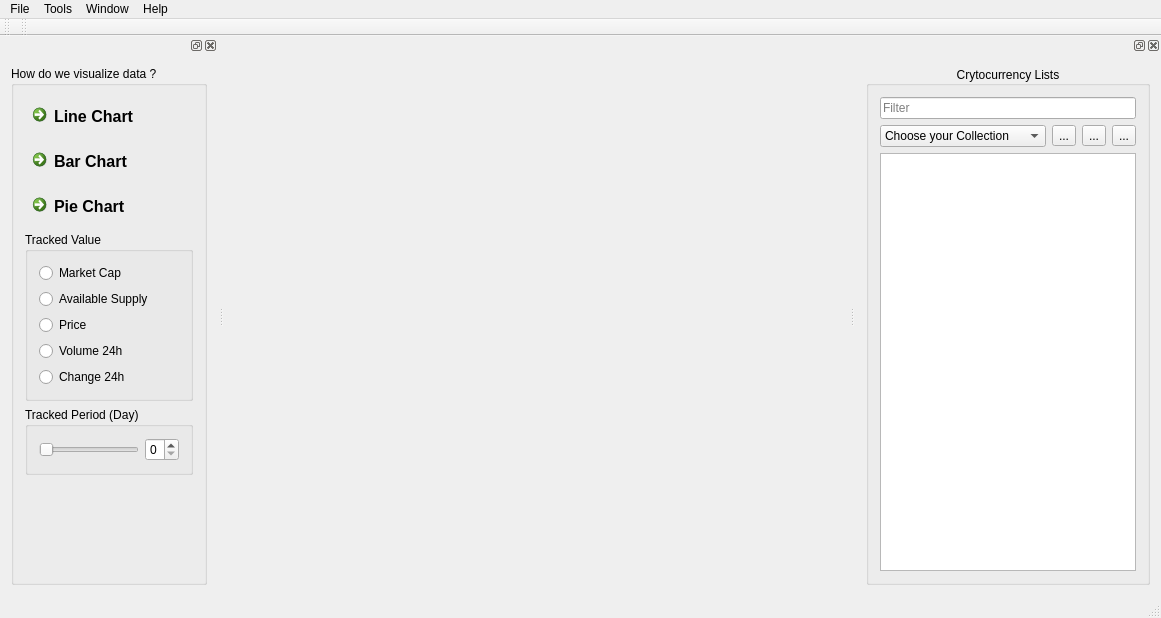
Above: mainwindow.ui from qtuancr261/CryptocurrencyVisualization before the change. Below: the same form after it.
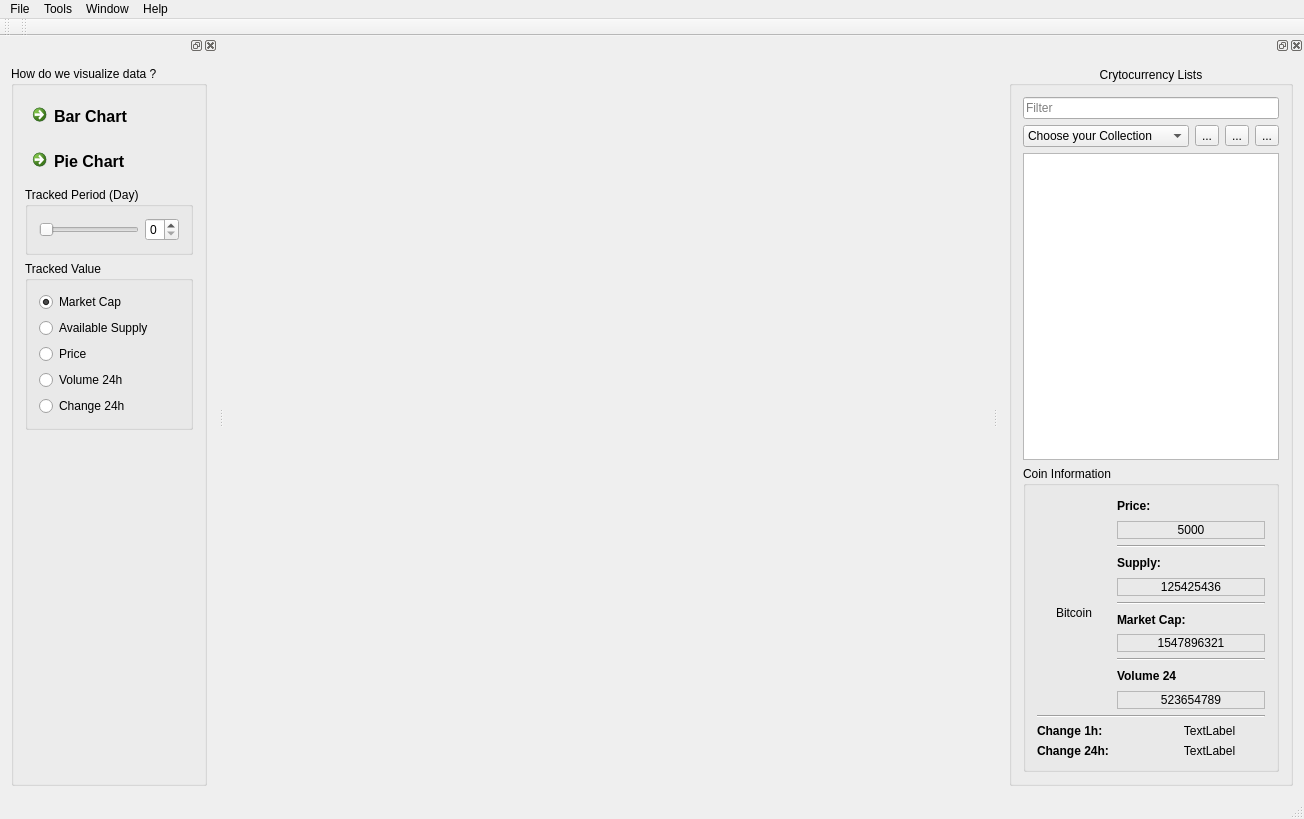
That is the form after the change. Icons and pictures are not drawn.

Commit message: Update GUI - Add GroupBox for showing current selected tracked coin information

What changed in the file:
```diff
--- a/mainwindow.ui
+++ b/mainwindow.ui
@@ -6,21 +6,24 @@
    <rect>
     <x>0</x>
     <y>0</y>
-    <width>1161</width>
-    <height>618</height>
+    <width>1304</width>
+    <height>819</height>
    </rect>
   </property>
   <property name="windowTitle">
    <string>MainWindow</string>
   </property>
+  <property name="documentMode">
+   <bool>false</bool>
+  </property>
   <widget class="QWidget" name="centralWidget"/>
   <widget class="QMenuBar" name="menuBar">
    <property name="geometry">
     <rect>
      <x>0</x>
      <y>0</y>
-     <width>1161</width>
-     <height>23</height>
+     <width>1304</width>
+     <height>27</height>
     </rect>
    </property>
    <widget class="QMenu" name="menuFile">
@@ -73,24 +76,6 @@
         <string>How do we visualize data ?</string>
        </property>
        <layout class="QVBoxLayout" name="verticalLayout_5">
-        <item>
-         <widget class="QCommandLinkButton" name="buttonShowLineChart">
-          <property name="font">
-           <font>
-            <pointsize>12</pointsize>
-           </font>
-          </property>
-          <property name="text">
-           <string>Line Chart</string>
-          </property>
-          <property name="checkable">
-           <bool>true</bool>
-          </property>
-          <property name="autoExclusive">
-           <bool>true</bool>
-          </property>
-         </widget>
-        </item>
         <item>
          <widget class="QCommandLinkButton" name="buttonShowBarChart">
           <property name="font">
@@ -127,6 +112,32 @@
           </property>
          </widget>
         </item>
+        <item>
+         <widget class="QGroupBox" name="groupBox_2">
+          <property name="title">
+           <string>Tracked Period (Day)</string>
+          </property>
+          <layout class="QHBoxLayout" name="horizontalLayout_2">
+           <item>
+            <widget class="QSlider" name="sliderPeriod">
+             <property name="maximum">
+              <number>7</number>
+             </property>
+             <property name="orientation">
+              <enum>Qt::Horizontal</enum>
+             </property>
+            </widget>
+           </item>
+           <item>
+            <widget class="QSpinBox" name="spinBoxPeriod">
+             <property name="maximum">
+              <number>7</number>
+             </property>
+            </widget>
+           </item>
+          </layout>
+         </widget>
+        </item>
         <item>
          <widget class="QGroupBox" name="groupBoxTrackedValue">
           <property name="title">
@@ -138,6 +149,9 @@
              <property name="text">
               <string>Market Cap</string>
              </property>
+             <property name="checked">
+              <bool>true</bool>
+             </property>
             </widget>
            </item>
            <item>
@@ -171,32 +185,6 @@
           </layout>
          </widget>
         </item>
-        <item>
-         <widget class="QGroupBox" name="groupBox_2">
-          <property name="title">
-           <string>Tracked Period (Day)</string>
-          </property>
-          <layout class="QHBoxLayout" name="horizontalLayout_2">
-           <item>
-            <widget class="QSlider" name="sliderPeriod">
-             <property name="maximum">
-              <number>7</number>
-             </property>
-             <property name="orientation">
-              <enum>Qt::Horizontal</enum>
-             </property>
-            </widget>
-           </item>
-           <item>
-            <widget class="QSpinBox" name="spinBoxPeriod">
-             <property name="maximum">
-              <number>7</number>
-             </property>
-            </widget>
-           </item>
-          </layout>
-         </widget>
-        </item>
         <item>
          <spacer name="verticalSpacer">
           <property name="orientation">
@@ -233,7 +221,7 @@
        <property name="flat">
         <bool>false</bool>
        </property>
-       <layout class="QVBoxLayout" name="verticalLayout_3">
+       <layout class="QVBoxLayout" name="verticalLayout_8">
         <item>
          <widget class="QLineEdit" name="lineEditFilter">
           <property name="placeholderText">
@@ -329,6 +317,289 @@
         <item>
          <widget class="QListWidget" name="listWidgetTrackedCoins"/>
         </item>
+        <item>
+         <widget class="QGroupBox" name="groupBox">
+          <property name="title">
+           <string>Coin Information</string>
+          </property>
+          <layout class="QVBoxLayout" name="verticalLayout_7">
+           <item>
+            <layout class="QHBoxLayout" name="horizontalLayout_3" stretch="1,2">
+             <item>
+              <layout class="QVBoxLayout" name="verticalLayout_3">
+               <item>
+                <spacer name="verticalSpacer_2">
+                 <property name="orientation">
+                  <enum>Qt::Vertical</enum>
+                 </property>
+                 <property name="sizeHint" stdset="0">
+                  <size>
+                   <width>20</width>
+                   <height>40</height>
+                  </size>
+                 </property>
+                </spacer>
+               </item>
+               <item>
+                <widget class="QLabel" name="labelCoinIcon">
+                 <property name="baseSize">
+                  <size>
+                   <width>128</width>
+                   <height>128</height>
+                  </size>
+                 </property>
+                 <property name="text">
+                  <string/>
+                 </property>
+                 <property name="pixmap">
+                  <pixmap resource="qresource.qrc">:/ico/coin_128.png</pixmap>
+                 </property>
+                </widget>
+               </item>
+               <item>
+                <widget class="QLabel" name="labelCoinName">
+                 <property name="text">
+                  <string>Bitcoin</string>
+                 </property>
+                 <property name="alignment">
+                  <set>Qt::AlignCenter</set>
+                 </property>
+                </widget>
+               </item>
+               <item>
+                <spacer name="verticalSpacer_3">
+                 <property name="orientation">
+                  <enum>Qt::Vertical</enum>
+                 </property>
+                 <property name="sizeHint" stdset="0">
+                  <size>
+                   <width>20</width>
+                   <height>18</height>
+                  </size>
+                 </property>
+                </spacer>
+               </item>
+              </layout>
+             </item>
+             <item>
+              <layout class="QVBoxLayout" name="verticalLayout_6">
+               <item>
+                <widget class="QLabel" name="label_2">
+                 <property name="font">
+                  <font>
+                   <weight>75</weight>
+                   <bold>true</bold>
+                  </font>
+                 </property>
+                 <property name="text">
+                  <string>Price: </string>
+                 </property>
+                 <property name="alignment">
+                  <set>Qt::AlignLeading|Qt::AlignLeft|Qt::AlignVCenter</set>
+                 </property>
+                </widget>
+               </item>
+               <item>
+                <widget class="QLabel" name="labelCoinPrice">
+                 <property name="frameShape">
+                  <enum>QFrame::StyledPanel</enum>
+                 </property>
+                 <property name="text">
+                  <string>5000</string>
+                 </property>
+                 <property name="alignment">
+                  <set>Qt::AlignCenter</set>
+                 </property>
+                </widget>
+               </item>
+               <item>
+                <widget class="Line" name="line">
+                 <property name="orientation">
+                  <enum>Qt::Horizontal</enum>
+                 </property>
+                </widget>
+               </item>
+               <item>
+                <widget class="QLabel" name="label_3">
+                 <property name="font">
+                  <font>
+                   <weight>75</weight>
+                   <bold>true</bold>
+                  </font>
+                 </property>
+                 <property name="text">
+                  <string>Supply: </string>
+                 </property>
+                 <property name="alignment">
+                  <set>Qt::AlignLeading|Qt::AlignLeft|Qt::AlignVCenter</set>
+                 </property>
+                </widget>
+               </item>
+               <item>
+                <widget class="QLabel" name="labelCoinAvailableSupplu">
+                 <property name="frameShape">
+                  <enum>QFrame::StyledPanel</enum>
+                 </property>
+                 <property name="text">
+                  <string>125425436</string>
+                 </property>
+                 <property name="alignment">
+                  <set>Qt::AlignCenter</set>
+                 </property>
+                </widget>
+               </item>
+               <item>
+                <widget class="Line" name="line_2">
+                 <property name="orientation">
+                  <enum>Qt::Horizontal</enum>
+                 </property>
+                </widget>
+               </item>
+               <item>
+                <widget class="QLabel" name="label_4">
+                 <property name="font">
+                  <font>
+                   <weight>75</weight>
+                   <bold>true</bold>
+                  </font>
+                 </property>
+                 <property name="text">
+                  <string>Market Cap:</string>
+                 </property>
+                 <property name="alignment">
+                  <set>Qt::AlignLeading|Qt::AlignLeft|Qt::AlignVCenter</set>
+                 </property>
+                </widget>
+               </item>
+               <item>
+                <widget class="QLabel" name="labelCoinMarketCap">
+                 <property name="frameShape">
+                  <enum>QFrame::StyledPanel</enum>
+                 </property>
+                 <property name="text">
+                  <string>1547896321</string>
+                 </property>
+                 <property name="alignment">
+                  <set>Qt::AlignCenter</set>
+                 </property>
+                </widget>
+               </item>
+               <item>
+                <widget class="Line" name="line_3">
+                 <property name="orientation">
+                  <enum>Qt::Horizontal</enum>
+                 </property>
+                </widget>
+               </item>
+               <item>
+                <widget class="QLabel" name="label_8">
+                 <property name="font">
+                  <font>
+                   <weight>75</weight>
+                   <bold>true</bold>
+                  </font>
+                 </property>
+                 <property name="text">
+                  <string>Volume 24</string>
+                 </property>
+                 <property name="alignment">
+                  <set>Qt::AlignLeading|Qt::AlignLeft|Qt::AlignVCenter</set>
+                 </property>
+                </widget>
+               </item>
+               <item>
+                <widget class="QLabel" name="labelCoinVolume24h">
+                 <property name="frameShape">
+                  <enum>QFrame::StyledPanel</enum>
+                 </property>
+                 <property name="text">
+                  <string>523654789</string>
+                 </property>
+                 <property name="alignment">
+                  <set>Qt::AlignCenter</set>
+                 </property>
+                </widget>
+               </item>
+              </layout>
+             </item>
+            </layout>
+           </item>
+           <item>
+            <widget class="Line" name="line_4">
+             <property name="orientation">
+              <enum>Qt::Horizontal</enum>
+             </property>
+            </widget>
+           </item>
+           <item>
+            <layout class="QGridLayout" name="gridLayout">
+             <item row="0" column="0">
+              <widget class="QLabel" name="label_10">
+               <property name="font">
+                <font>
+                 <weight>75</weight>
+                 <bold>true</bold>
+                 <strikeout>false</strikeout>
+                </font>
+               </property>
+               <property name="frameShape">
+                <enum>QFrame::NoFrame</enum>
+               </property>
+               <property name="frameShadow">
+                <enum>QFrame::Plain</enum>
+               </property>
+               <property name="text">
+                <string>Change 1h:</string>
+               </property>
+               <property name="wordWrap">
+                <bool>false</bool>
+               </property>
+              </widget>
+             </item>
+             <item row="0" column="1">
+              <widget class="QLabel" name="labelChange1h">
+               <property name="text">
+                <string>TextLabel</string>
+               </property>
+               <property name="alignment">
+                <set>Qt::AlignCenter</set>
+               </property>
+              </widget>
+             </item>
+             <item row="1" column="0">
+              <widget class="QLabel" name="label_11">
+               <property name="font">
+                <font>
+                 <weight>75</weight>
+                 <bold>true</bold>
+                </font>
+               </property>
+               <property name="frameShape">
+                <enum>QFrame::NoFrame</enum>
+               </property>
+               <property name="frameShadow">
+                <enum>QFrame::Plain</enum>
+               </property>
+               <property name="text">
+                <string>Change 24h:</string>
+               </property>
+              </widget>
+             </item>
+             <item row="1" column="1">
+              <widget class="QLabel" name="label_Change24h">
+               <property name="text">
+                <string>TextLabel</string>
+               </property>
+               <property name="alignment">
+                <set>Qt::AlignCenter</set>
+               </property>
+              </widget>
+             </item>
+            </layout>
+           </item>
+          </layout>
+         </widget>
+        </item>
        </layout>
       </widget>
      </item>
```
